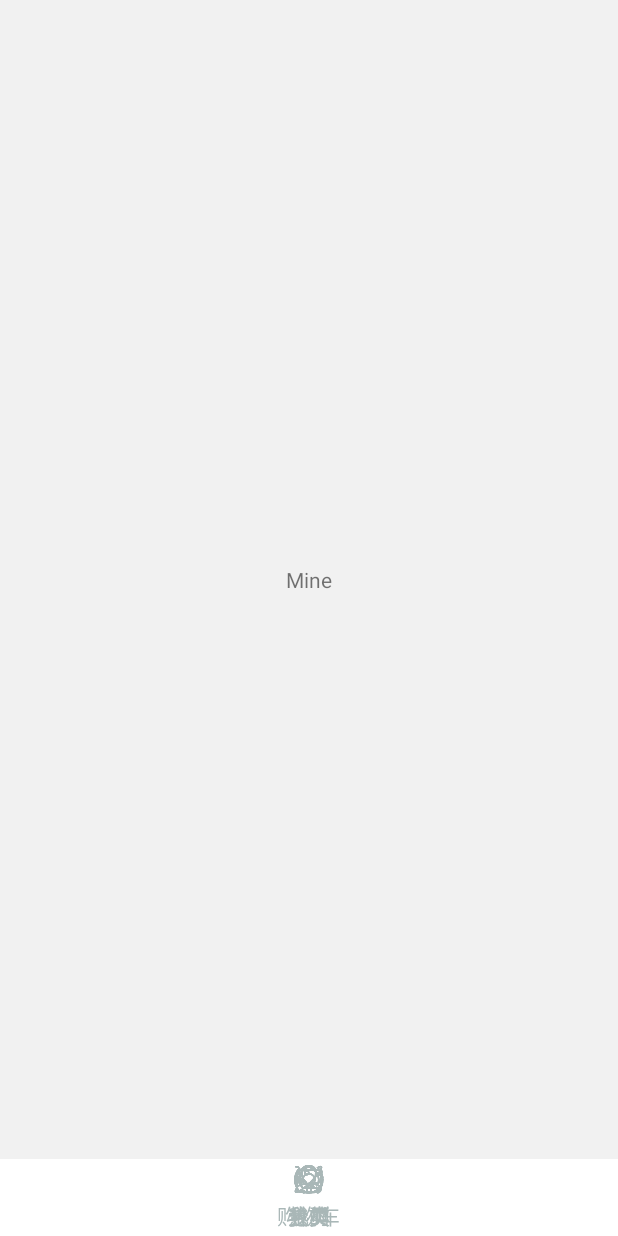
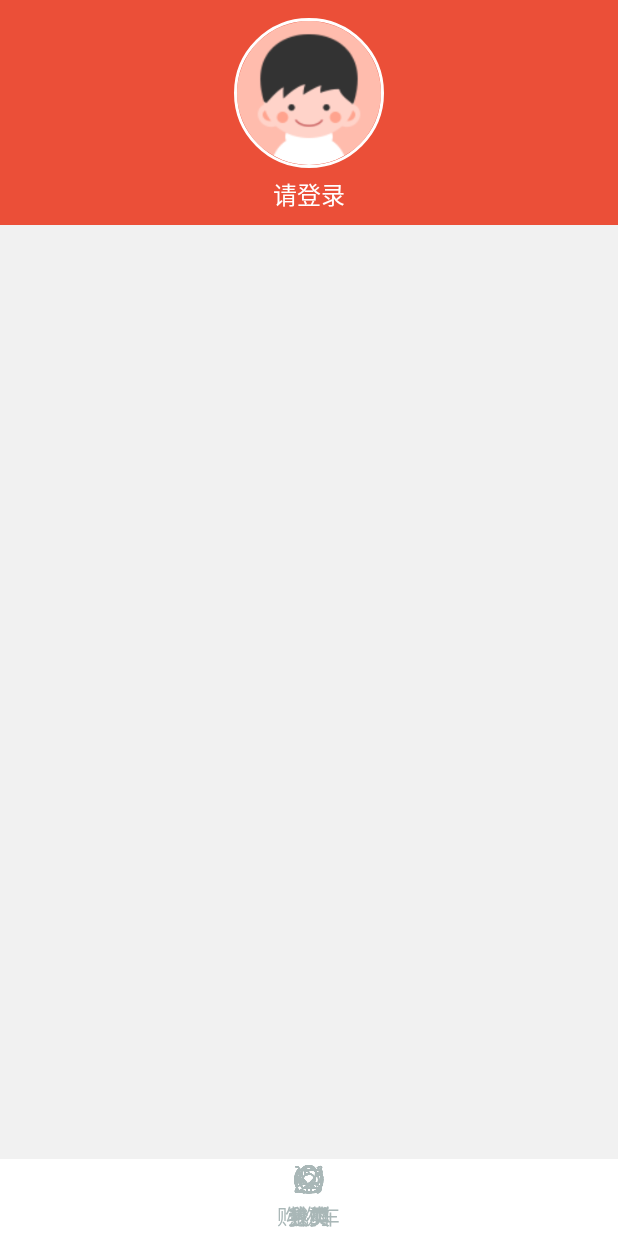
Before and after one commit to MidTse/MyShop, an Android app: the fragment MineFragment placed in its activity, on a phone screen of 412 x 824 dp. Run offline under Robolectric (Android 15) with nearby library versions, the phone set to English and light mode, and no system bars; our stand-ins replace CircleImageView; libraries missing offline, so code that uses them is left out: com.daimajia.slider; 7 statements that could not run were skipped.

Commit message:
增加我的界面UI布局

```diff
--- a/app/build.gradle
+++ b/app/build.gradle
@@ -32,4 +32,5 @@ dependencies {
     compile 'com.facebook.fresco:fresco:0.9.0+'
     compile 'com.cjj.materialrefeshlayout:library:1.3.0'
     compile 'com.android.support:design:24.1.1'
+    compile 'de.hdodenhof:circleimageview:2.1.0'
 }
--- a/app/src/main/AndroidManifest.xml
+++ b/app/src/main/AndroidManifest.xml
@@ -24,6 +24,8 @@
         </activity>
         <activity android:name=".activity.WareListActivity">
         </activity>
+        <activity android:name=".activity.WareDetailActivity">
+        </activity>
     </application>
 
 </manifest>
--- a/app/src/main/java/com/example/myshop/Contants.java
+++ b/app/src/main/java/com/example/myshop/Contants.java
@@ -6,6 +6,7 @@ package com.example.myshop;
 public class Contants {
 
     public static final String  COMPAINGAIN_ID="compaigin_id";
+    public static final String  WARE="ware";
 
     public static class API {
 
@@ -17,5 +18,7 @@ public class Contants {
         public static final String WARES_LIST = BASE_URL +"wares/list";
         public static final String WARES_CAMPAIN_LIST = BASE_URL +"wares/campaign/list";
 
+        public static final String WARES_DETAIL=BASE_URL +"wares/detail.html";
+
     }
 }
--- a/app/src/main/java/com/example/myshop/widget/MyToolbar.java
+++ b/app/src/main/java/com/example/myshop/widget/MyToolbar.java
@@ -56,7 +56,7 @@ public class MyToolbar extends Toolbar{
             }
 
             final Drawable leftIcon = a.getDrawable(R.styleable.MyToolbar_leftButtonIcon);
-            if (rightIcon != null) {
+            if (leftIcon != null) {
 
                 setLeftButtonIcon(leftIcon);
             }
--- a/app/src/main/res/layout/fragment_mine.xml
+++ b/app/src/main/res/layout/fragment_mine.xml
@@ -1,15 +1,39 @@
 <?xml version="1.0" encoding="utf-8"?>
-<LinearLayout xmlns:android="http://schemas.android.com/apk/res/android"
-    android:orientation="vertical" android:layout_width="match_parent"
-    android:layout_height="match_parent">
+<LinearLayout
+    xmlns:android="http://schemas.android.com/apk/res/android"
+    xmlns:app="http://schemas.android.com/apk/res-auto"
+    android:orientation="vertical"
+    android:layout_height="match_parent"
+    android:layout_width="match_parent">
 
+    <LinearLayout
+        android:orientation="vertical"
+        android:layout_width="match_parent"
+        android:layout_height="150dp"
+        android:background="?attr/colorPrimary">
 
+        <de.hdodenhof.circleimageview.CircleImageView
+            android:id="@+id/img_head"
+            android:src="@drawable/default_head"
+            android:layout_width="100dp"
+            android:layout_height="100dp"
+            android:layout_gravity="center_horizontal"
+            android:layout_marginTop="12dp"
+            app:civ_border_color="#FFFFFF"
+            app:civ_border_width="2dp"/>
 
-    <TextView
-        android:layout_width="fill_parent"
-        android:layout_height="fill_parent"
-        android:layout_gravity="center"
-        android:gravity="center"
-        android:text="Mine"/>
+        <TextView
+            android:id="@+id/txt_username"
+            android:layout_width="wrap_content"
+            android:layout_height="wrap_content"
+            android:layout_gravity="center"
+            android:layout_marginTop="5dp"
+            android:layout_marginBottom="9dp"
+            android:gravity="center"
+            android:text="@string/tologin"
+            android:textColor="@color/white"
+            android:textSize="16sp" />
+
+    </LinearLayout>
 
 </LinearLayout>
--- a/app/src/main/res/values/strings.xml
+++ b/app/src/main/res/values/strings.xml
@@ -11,4 +11,6 @@
     <string name="tablayout_price">价格</string>
     <string name="tablayout_sale">销量</string>
 
+    <string name="tologin">请登录</string>
+
 </resources>
```
Also changed, not shown: app/src/main/java/com/example/myshop/activity/WareDetailActivity.java (added, +142 -0 lines), app/src/main/java/com/example/myshop/adapter/HotWareAdapter.java (+1 -13 lines), app/src/main/java/com/example/myshop/fragment/HotFragment.java (+15 -1 lines), app/src/main/java/com/example/myshop/utils/CartProvider.java (+16 -0 lines), app/src/main/res/layout/activity_waredetail.xml (added, +28 -0 lines), app/src/main/res/drawable/default_head.png (added).
